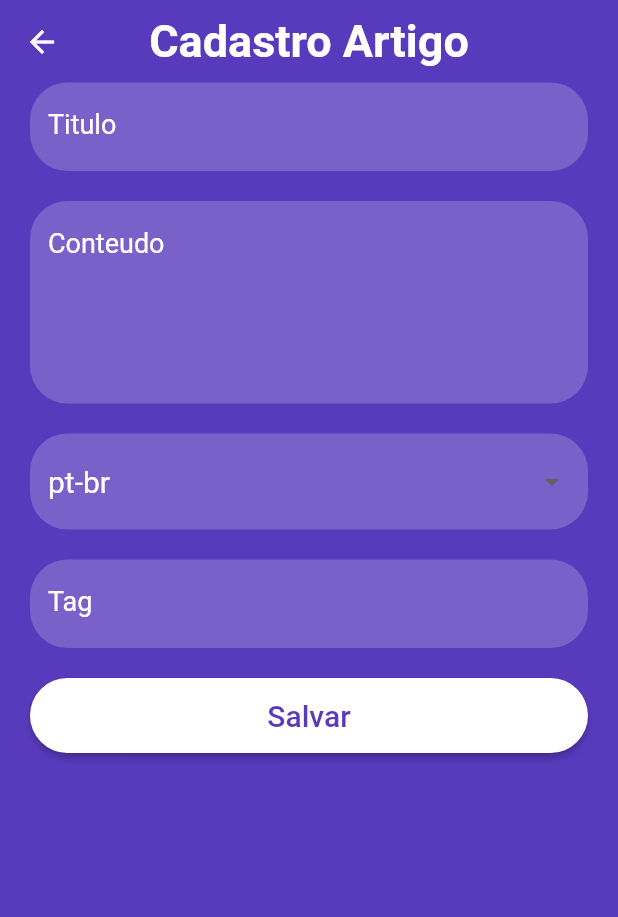
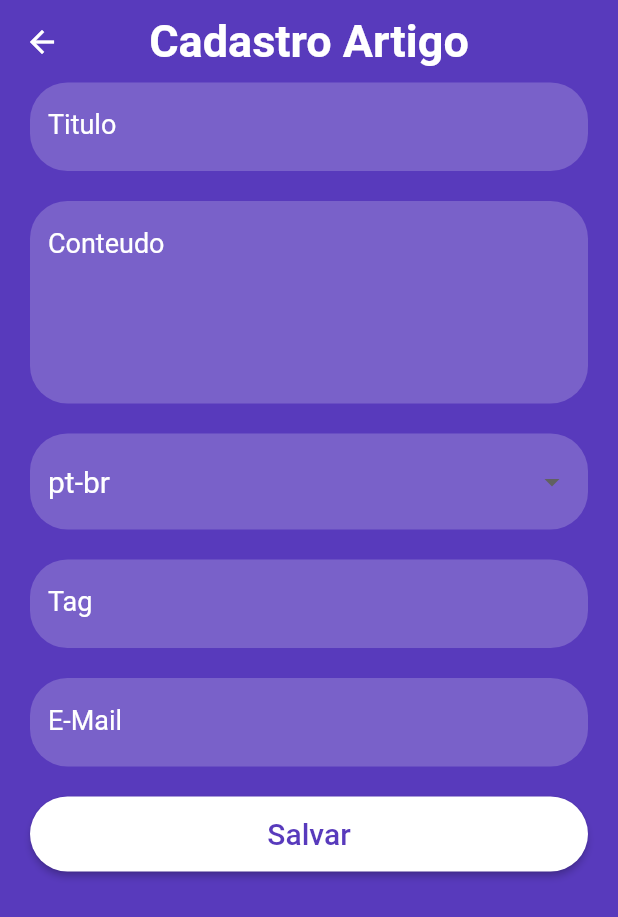
Before and after one commit to SenhorJedi/wikidoscorno, a Flutter app: the screen it shows after launch, after a tap on "Cadastrar artigo", on a phone screen of 412 x 824 dp. Shown: the top 917 px of the screen. Run offline on Flutter 3.47's test engine with Material 2 defaults, Android fonts, the phone set to English and light mode, and no system bars; our stand-ins replace google_fonts; network calls fail.

Commit message:
commit que esqueci de dar ontem

```diff
--- a/lib/page/cadastro_artigo_page.dart
+++ b/lib/page/cadastro_artigo_page.dart
@@ -3,6 +3,7 @@ import 'package:flutter/material.dart';
 import 'package:wikidoscorno/utils/api_provider.dart';
 import 'package:wikidoscorno/utils/colors.dart';
 import 'package:wikidoscorno/utils/estilos_texto.dart';
+import 'package:wikidoscorno/utils/global_keys.dart';
 import 'package:wikidoscorno/widget/formulario_cadastro_artigo_widget.dart';
 
 class CadastroArtigoPage extends StatefulWidget {
@@ -63,6 +64,7 @@ class _CadastroArtigoPageState extends State<CadastroArtigoPage> {
   }
 
   salvarButtonOnPressed() async {
+    if (artigoCadformKey.currentState!.validate()) {
       setState(() {
         isLoading = !isLoading;
       });
@@ -94,3 +96,4 @@ class _CadastroArtigoPageState extends State<CadastroArtigoPage> {
       });
     }
   }
+}
--- /dev/null
+++ b/lib/utils/global_keys.dart
@@ -0,0 +1,3 @@
+import 'package:flutter/material.dart';
+
+final GlobalKey<FormState> artigoCadformKey = GlobalKey<FormState>();
--- a/lib/utils/theme.dart
+++ b/lib/utils/theme.dart
@@ -13,6 +13,7 @@ class AppTheme {
       primaryColor: Colors.white,
       primarySwatch: materialWhite,
       visualDensity: VisualDensity.adaptivePlatformDensity,
+      errorColor: Colors.orange.shade300,
       floatingActionButtonTheme: const FloatingActionButtonThemeData(),
       appBarTheme: const AppBarTheme(
         backgroundColor: Colors.transparent,
@@ -43,11 +44,6 @@ class AppTheme {
           onPrimary: websitePurple,
         ),
       ),
-      textSelectionTheme: const TextSelectionThemeData(
-        cursorColor: Colors.green,
-        selectionColor: Colors.green,
-        selectionHandleColor: Colors.green,
-      ),
     );
   }
 }
--- a/lib/widget/formulario_cadastro_artigo_widget.dart
+++ b/lib/widget/formulario_cadastro_artigo_widget.dart
@@ -2,6 +2,7 @@ import 'package:flutter/material.dart';
 import 'package:wikidoscorno/utils/colors.dart';
 import 'package:wikidoscorno/utils/decoration_widgets.dart';
 import 'package:wikidoscorno/utils/estilos_texto.dart';
+import 'package:wikidoscorno/utils/global_keys.dart';
 
 class FormularioCadastro extends StatefulWidget {
   const FormularioCadastro({
@@ -13,19 +14,11 @@ class FormularioCadastro extends StatefulWidget {
 }
 
 class _FormularioCadastroState extends State<FormularioCadastro> {
-  late final GlobalKey<FormState> _formKey;
-
-  @override
-  void initState() {
-    super.initState();
-    _formKey = GlobalKey<FormState>();
-  }
-
   String dropdownValue = 'pt-br';
   @override
   Widget build(BuildContext context) {
     return Form(
-      key: _formKey,
+      key: artigoCadformKey,
       child: Column(
         children: [
           Padding(
@@ -41,6 +34,11 @@ class _FormularioCadastroState extends State<FormularioCadastro> {
           Padding(
             padding: const EdgeInsets.all(10),
             child: TextFormField(
+              validator: (value) {
+                if (value!.isEmpty) {
+                  return 'Campo Conteudo é obrigatório';
+                }
+              },
               maxLines: 5,
               decoration: decorationTextFormField(
                 label: 'Conteudo',
@@ -57,7 +55,7 @@ class _FormularioCadastroState extends State<FormularioCadastro> {
               ),
               child: DropdownButtonFormField<String>(
                 value: dropdownValue,
-                items: <String>['pt-br', 'eng', 'pt', 'mandarim']
+                items: <String>['pt-br', 'eng', 'mandarim']
                     .map<DropdownMenuItem<String>>((String value) {
                   return DropdownMenuItem<String>(
                     value: value,
@@ -95,6 +93,20 @@ class _FormularioCadastroState extends State<FormularioCadastro> {
               ),
             ),
           ),
+          Padding(
+            padding: const EdgeInsets.all(10),
+            child: TextFormField(
+              keyboardType: TextInputType.emailAddress,
+              decoration: decorationTextFormField(
+                label: 'E-Mail',
+                fillColor: websiteInsidePurple,
+                labelStyle: styleTexto(
+                  color: Colors.white,
+                  fontSize: 18,
+                ),
+              ),
+            ),
+          ),
         ],
       ),
     );
```
Lines whose indentation alone changed are shown as unchanged.
